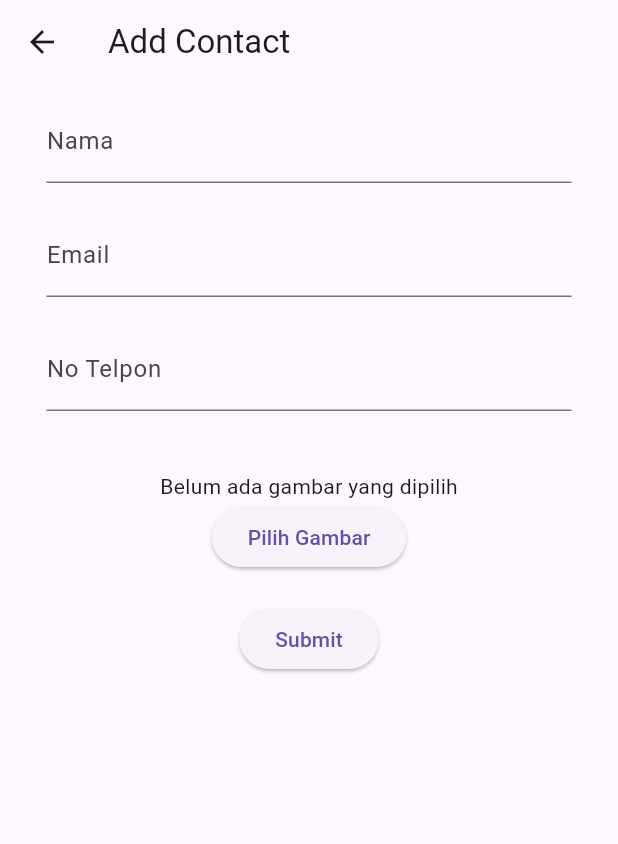
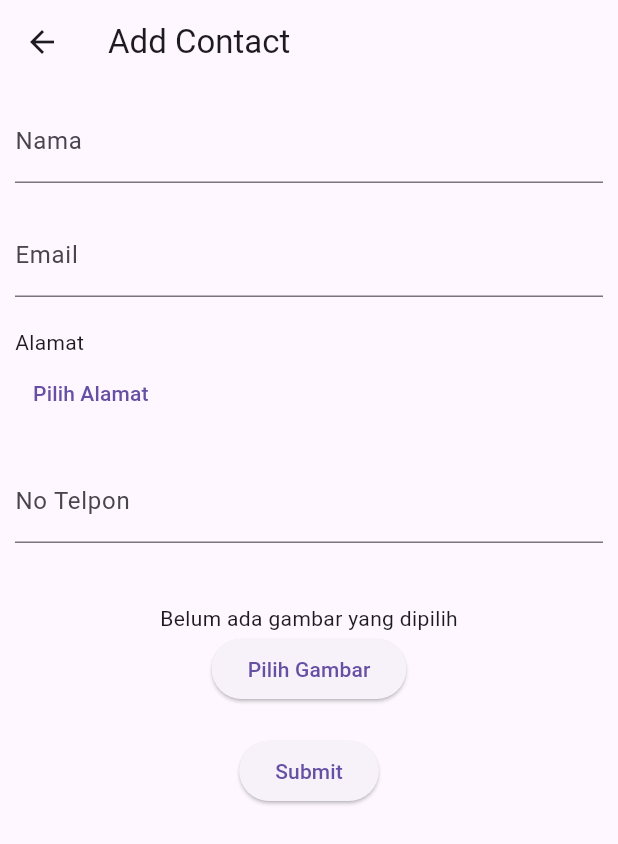
Before and after one commit to ardianmulya/019_kontakdb, a Flutter app: the FormKontak screen opened directly, on a phone screen of 412 x 824 dp. Shown: the top 844 px of the screen. Run offline on Flutter 3.47's test engine with Material 3 defaults, Android fonts, the phone set to English and light mode, and no system bars; our stand-ins replace image_picker; network calls fail.

Commit message:
menambah button untuk pilih alamat

```diff
--- a/lib/screen/form_kontak.dart
+++ b/lib/screen/form_kontak.dart
@@ -53,7 +53,7 @@
                 children: [
                   Container(
                     margin: const EdgeInsets.all(10),
-                    width: 350,
+                    width: double.infinity,
                     child: TextFormField(
                       keyboardType: TextInputType.name,
                       controller: _namaController,
@@ -65,7 +65,7 @@
                   ),
                   Container(
                     margin: const EdgeInsets.all(10),
-                    width: 350,
+                    width: double.infinity,
                     child: TextFormField(
                       keyboardType: TextInputType.emailAddress,
                       controller: _emailController,
@@ -77,7 +77,55 @@
                   ),
                   Container(
                     margin: const EdgeInsets.all(10),
-                    width: 350,
+                    width: double.infinity,
+                    child: Column(
+                      crossAxisAlignment: CrossAxisAlignment.start,
+                      children: [
+                        _alamat == null
+                            ? const SizedBox(
+                                width: double.infinity,
+                                child: Text('Alamat'),
+                              )
+                            : Text('$_alamat'),
+                        _alamat == null
+                            ? TextButton(
+                                onPressed: () async {
+                                  Navigator.push(
+                                    context,
+                                    MaterialPageRoute(
+                                      builder: (context) => MapsScreen(
+                                        onLocationSelected: (selectedAddress) {
+                                          setState(() {
+                                            _alamat = selectedAddress;
+                                          });
+                                        },
+                                      ),
+                                    ),
+                                  );
+                                },
+                                child: const Text("Pilih Alamat"))
+                            : TextButton(
+                                onPressed: () async {
+                                  Navigator.push(
+                                    context,
+                                    MaterialPageRoute(
+                                      builder: (context) => MapsScreen(
+                                        onLocationSelected: (selectedAddress) {
+                                          setState(() {
+                                            _alamat = selectedAddress;
+                                          });
+                                        },
+                                      ),
+                                    ),
+                                  );
+                                },
+                                child: const Text('Ubah Alamat'))
+                      ],
+                    ),
+                  ),
+                  Container(
+                    margin: const EdgeInsets.all(10),
+                    width: double.infinity,
                     child: TextFormField(
                       keyboardType: TextInputType.number,
                       controller: _teleponController,
@@ -111,7 +159,7 @@
                             Kontak(
                                 nama: _namaController.text,
                                 email: _emailController.text,
-                            alamat: _alamat?? '',
+                                alamat: _alamat ?? '',
                                 telepon: _teleponController.text,
                                 foto: _image!.path),
                             _image,
```
Lines whose indentation alone changed are shown as unchanged.
